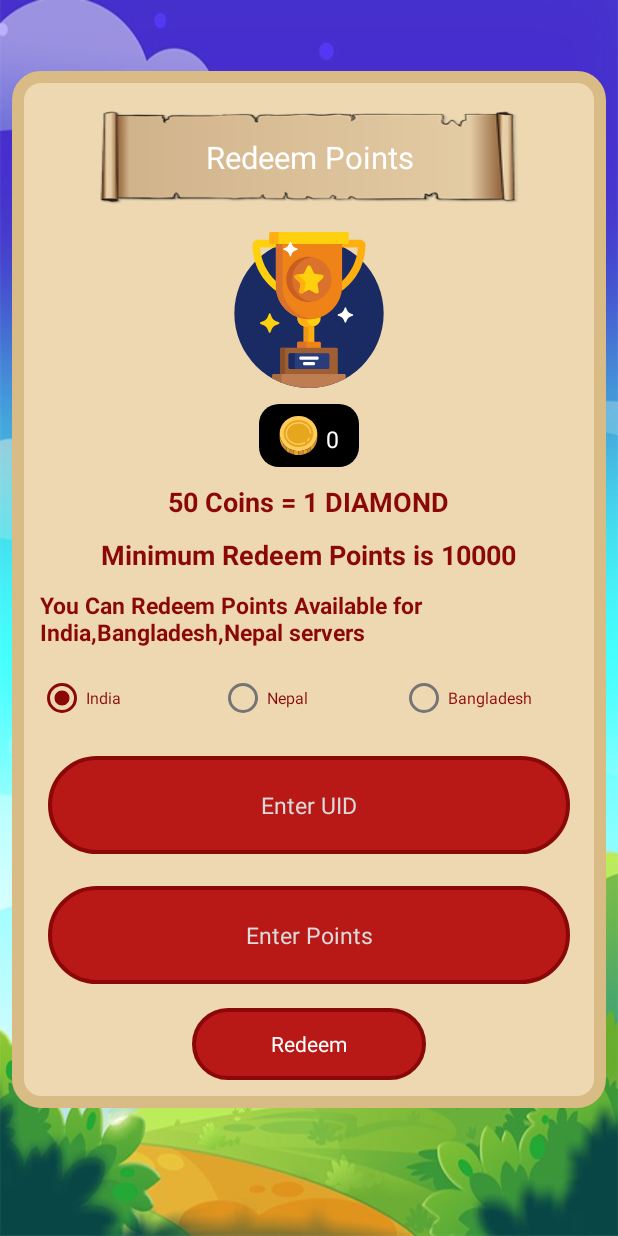
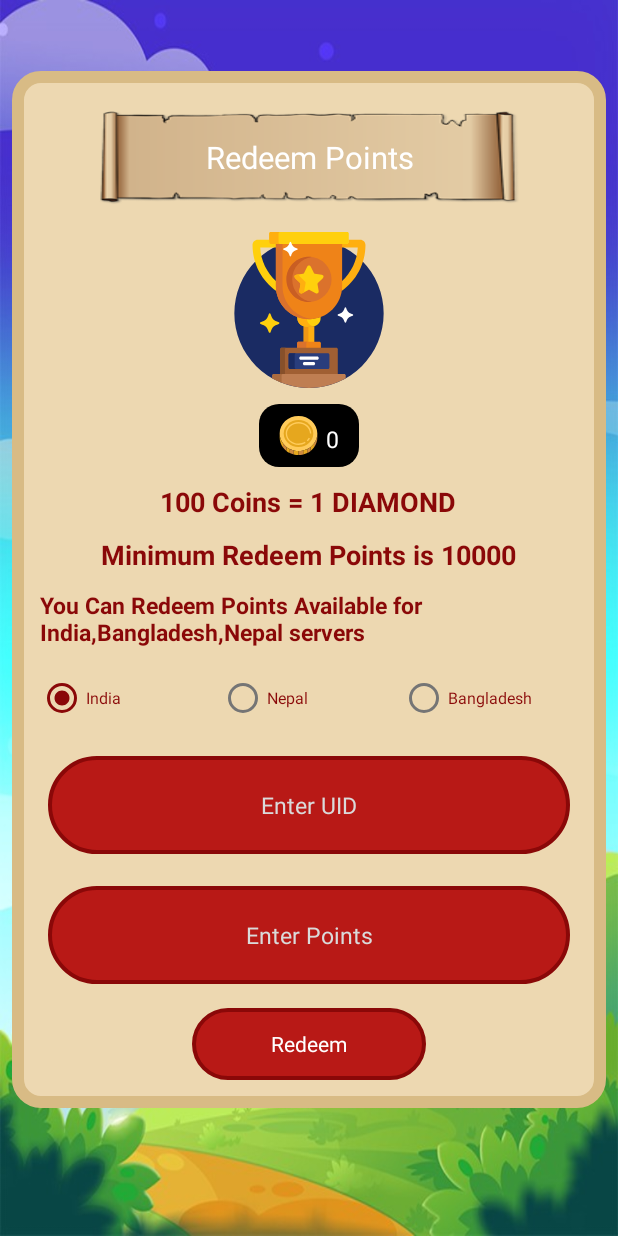
Before and after one commit to nahian66/diamondsandelitepass, an Android app: the RedeemActivity screen opened directly, with no data from a screen before it, on a phone screen of 412 x 824 dp. Run offline under Robolectric (Android 15) with nearby library versions, the light colour scheme and no system bars; our stand-ins replace AdMob, Volley, sdp/ssp sizes; libraries missing offline, so code that uses them is left out: com.facebook.ads; Roboto replaces fonts that are not available here.

```diff
--- a/app/src/main/res/values/strings.xml
+++ b/app/src/main/res/values/strings.xml
@@ -123,7 +123,7 @@
     <string name="privacy_policy">Privacy Policy</string>
     <string name="music">Music</string>
     <string name="withdraw_term">Minimum Redeem Points is 10000</string>
-    <string name="oneCoinEquleTwo">50 Coins = 1 DIAMOND</string>
+    <string name="oneCoinEquleTwo">100 Coins = 1 DIAMOND</string>
     <string name="number_or_upi">Enter UID</string>
     <string name="withdraw_methods">You Can Redeem Points Available for India,Bangladesh,Nepal servers</string>
     <string name="withdraw_money">Redeem</string>
```
